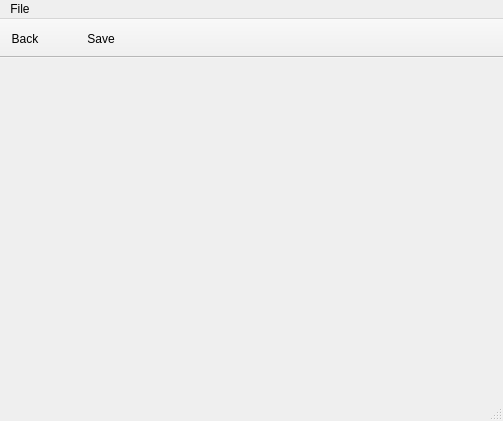
trueos/sysadm-ui-qt, file src-qt5/gui_client/mainUI.ui: the form before one commit.
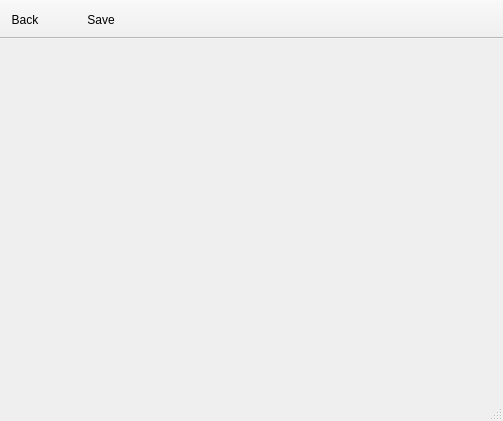
The form after the commit. Icons and pictures are not drawn.

Commit message: Make a number of small changes: 1) Remove the menu bar from the main UI, and replace the close menu option with a keyboard shortcut (Escape Key). 2) Remove the status bar from the settings dialog, and set the window title on it. 3) Remove the country/state options from the SSL cert generation section of the UI, and clean up the sizing of that dialog. 4) More small updates for the "generic" style.

Patch:
```diff
--- a/src-qt5/gui_client/mainUI.ui
+++ b/src-qt5/gui_client/mainUI.ui
@@ -16,23 +16,6 @@
   <widget class="QWidget" name="centralwidget">
    <layout class="QVBoxLayout" name="verticalLayout"/>
   </widget>
-  <widget class="QMenuBar" name="menubar">
-   <property name="geometry">
-    <rect>
-     <x>0</x>
-     <y>0</y>
-     <width>503</width>
-     <height>23</height>
-    </rect>
-   </property>
-   <widget class="QMenu" name="menuFile">
-    <property name="title">
-     <string>File</string>
-    </property>
-    <addaction name="actionClose_Application"/>
-   </widget>
-   <addaction name="menuFile"/>
-  </widget>
   <widget class="QStatusBar" name="statusbar"/>
   <widget class="QToolBar" name="toolBar">
    <property name="contextMenuPolicy">
```
Left out of the diff: 9 changed lines with no effect on the pictures. The commit also changes 8 other files.
